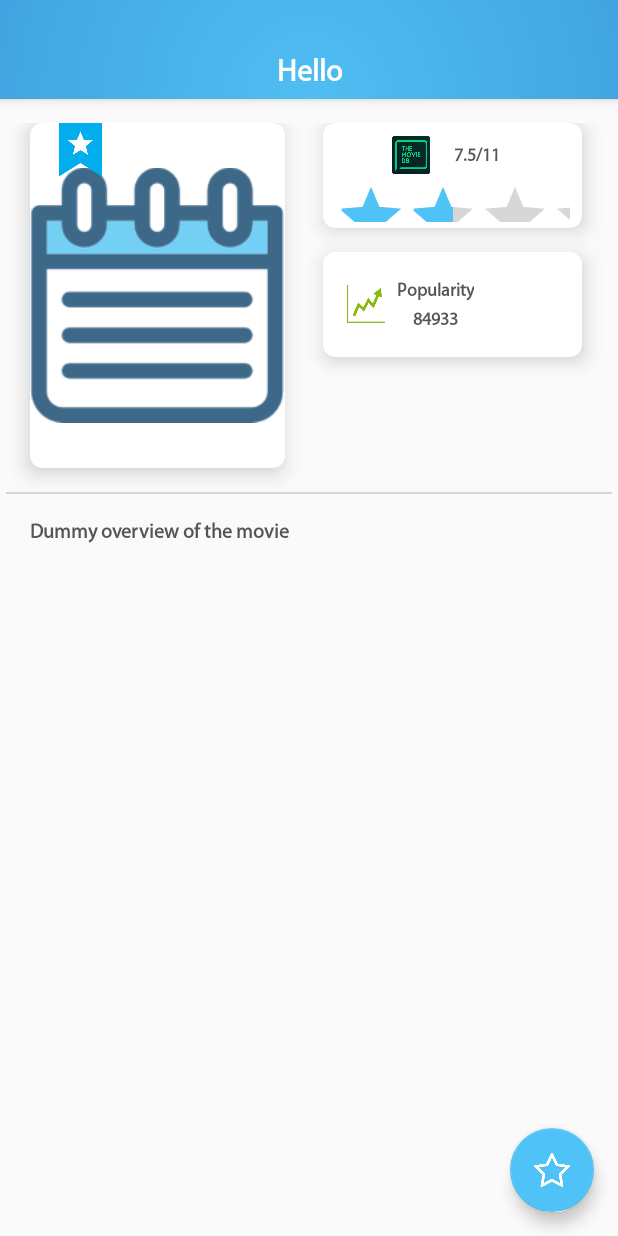
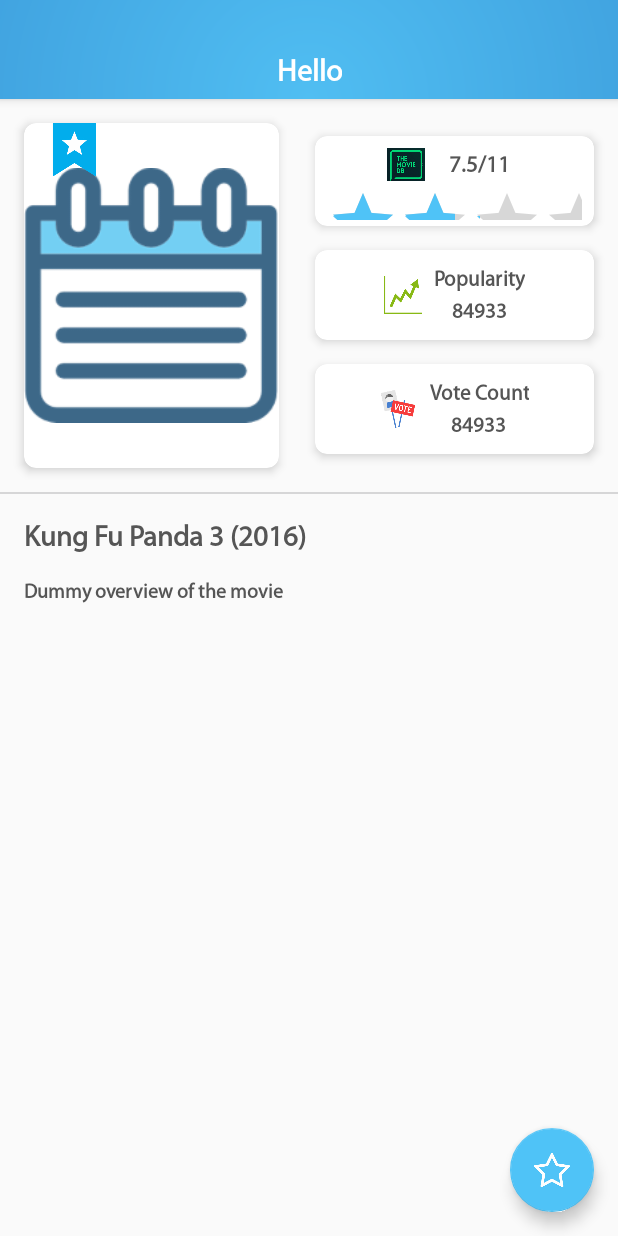
Before and after one commit to iamutkarshtiwari/Kaleidoscope-, an Android app: the layout activity_movie_detail.xml on its own in the app's theme, with its tools: preview values and no code run, on a phone screen of 412 x 824 dp. Run offline under Robolectric (Android 15) with nearby library versions, the phone set to English and light mode, and no system bars; plain views replace MaterialRatingBar.

Commit message:
Vote card added

```diff
--- a/app/src/main/java/com/github/iamutkarshtiwari/kaleidoscope/activity/MovieDetailActivity.java
+++ b/app/src/main/java/com/github/iamutkarshtiwari/kaleidoscope/activity/MovieDetailActivity.java
@@ -5,8 +5,6 @@ import android.graphics.drawable.Animatable;
 import android.graphics.drawable.Drawable;
 import android.os.Bundle;
 import android.support.design.widget.FloatingActionButton;
-import android.support.v4.content.ContextCompat;
-import android.support.v7.app.ActionBar;
 import android.support.v7.app.AppCompatActivity;
 import android.support.v7.widget.Toolbar;
 import android.view.MenuItem;
@@ -23,17 +21,28 @@ import java.text.DecimalFormat;
 
 import butterknife.BindView;
 import butterknife.ButterKnife;
+import me.zhanghai.android.materialratingbar.MaterialRatingBar;
 
 public class MovieDetailActivity extends AppCompatActivity {
 
-    @BindView(R.id.toolbar_title) MyTextView toolbarTitle;
-    @BindView(R.id.favourite_fab) FloatingActionButton fab;
-//    @BindView(R.id.movie_title) MyTextView movieTitle;
+    @BindView(R.id.toolbar_title)
+    MyTextView toolbarTitle;
+    @BindView(R.id.favourite_fab)
+    FloatingActionButton fab;
+    @BindView(R.id.rating_bar)
+    MaterialRatingBar ratingBar;
+    //    @BindView(R.id.movie_title) MyTextView movieTitle;
 //    @BindView(R.id.movie_release_date) MyTextView movieReleaseDate;
-    @BindView(R.id.movie_rating) MyTextView movieRating;
-    @BindView(R.id.movie_popularity) MyTextView moviePopularity;
-    @BindView(R.id.movie_plot) MyTextView moviePlot;
-    @BindView(R.id.movie_image) ImageView moviePoster;
+    @BindView(R.id.movie_rating)
+    MyTextView movieRating;
+    @BindView(R.id.movie_popularity)
+    MyTextView moviePopularity;
+    @BindView(R.id.movie_votes)
+    MyTextView movieVotes;
+    //    @BindView(R.id.movie_plot)
+    MyTextView moviePlot;
+    @BindView(R.id.movie_image)
+    ImageView moviePoster;
 
     @Override
     protected void onCreate(Bundle savedInstanceState) {
@@ -79,11 +88,13 @@ public class MovieDetailActivity extends AppCompatActivity {
         DecimalFormat formatter = new DecimalFormat("#.#");
         String rating = formatter.format(movie.getVoteAverage());
         movieRating.setText(res.getString(R.string.rating_format, rating));
+        ratingBar.setRating(Float.parseFloat(formatter.format(movie.getVoteAverage())));
         formatter = new DecimalFormat("#");
         moviePopularity.setText(formatter.format(movie.getPopularity()));
         String releaseDate = movie.getReleaseDate();
+        movieVotes.setText(String.valueOf(movie.getVoteCount()));
 //        movieReleaseDate.setText(String.format("%s", releaseDate.split("-")[0]));
-        moviePlot.setText(movie.getOverview());
+//        moviePlot.setText(movie.getOverview());
     }
 
     @Override
--- a/app/src/main/res/layout/activity_movie_detail.xml
+++ b/app/src/main/res/layout/activity_movie_detail.xml
@@ -44,8 +44,8 @@
                             android:id="@+id/toolbar_title"
                             android:layout_width="wrap_content"
                             android:layout_height="wrap_content"
+                            android:layout_gravity="center"
                             android:gravity="center_vertical"
-                            android:layout_gravity="center"
                             android:textColor="@color/colorWhite"
                             android:textSize="20sp"
                             android:textStyle="bold"
@@ -60,19 +60,19 @@
             <RelativeLayout
                 android:layout_width="match_parent"
                 android:layout_height="match_parent"
-                android:layout_marginLeft="4dp"
-                android:layout_marginRight="4dp"
-                android:layout_marginTop="16dp"
+                android:layout_marginBottom="8dp"
+                android:layout_marginLeft="8dp"
+                android:layout_marginTop="8dp"
+                android:clipToPadding="false"
+                android:padding="8dp"
                 app:layout_behavior="@string/appbar_scrolling_view_behavior">
 
                 <android.support.v7.widget.CardView
                     android:id="@+id/movie_poster"
                     android:layout_width="170dp"
                     android:layout_height="230dp"
-                    android:layout_marginLeft="16dp"
                     app:cardCornerRadius="8dp"
-                    android:elevation="8dp"
-                    app:cardElevation="8dp">
+                    app:cardElevation="4dp">
 
                     <RelativeLayout
                         android:layout_width="match_parent"
@@ -98,30 +98,38 @@
                 </android.support.v7.widget.CardView>
 
 
+                <LinearLayout
+                    android:layout_width="wrap_content"
+                    android:layout_height="wrap_content"
+                    android:layout_centerVertical="true"
+                    android:layout_marginLeft="16dp"
+                    android:layout_toRightOf="@id/movie_poster"
+                    android:clipToPadding="false"
+                    android:orientation="vertical"
+                    android:padding="8dp">
+
+
                     <!--Movie Rating card view-->
                     <android.support.v7.widget.CardView
                         android:id="@+id/movie_rating_card"
                         android:layout_width="match_parent"
-                    android:layout_height="70dp"
-                    android:layout_marginLeft="25dp"
-                    android:layout_marginRight="20dp"
-                    android:layout_toRightOf="@id/movie_poster"
+                        android:layout_height="60dp"
                         app:cardCornerRadius="8dp"
-                    android:elevation="8dp"
-                    app:cardElevation="8dp">
+                        app:cardElevation="4dp">
 
                         <LinearLayout
                             android:layout_width="match_parent"
                             android:layout_height="match_parent"
                             android:orientation="vertical">
+
                             <LinearLayout
                                 android:layout_width="wrap_content"
                                 android:layout_height="0dp"
+                                android:layout_gravity="center"
                                 android:layout_marginLeft="8dp"
                                 android:layout_marginRight="8dp"
                                 android:layout_marginTop="8dp"
                                 android:layout_weight="1"
-                        android:layout_gravity="center"
                                 android:orientation="horizontal">
 
 
@@ -139,13 +147,13 @@
                                     android:id="@+id/movie_rating"
                                     android:layout_width="wrap_content"
                                     android:layout_height="wrap_content"
+                                    android:layout_gravity="center_vertical"
                                     android:layout_marginLeft="16dp"
                                     android:layout_marginRight="8dp"
-                            android:layout_gravity="center_vertical"
+                                    android:text="7.5/11"
                                     android:textColor="@color/movieDetailColor"
-                            android:textSize="12sp"
-                            app:fontName="MyriadPro"
-                            android:text="7.5/11"/>
+                                    android:textSize="15sp"
+                                    app:fontName="MyriadPro" />
 
                             </LinearLayout>
 
@@ -153,23 +161,22 @@
                             <LinearLayout
                                 android:layout_width="wrap_content"
                                 android:layout_height="0dp"
+                                android:layout_gravity="center_horizontal"
+                                android:layout_marginBottom="4dp"
                                 android:layout_marginLeft="8dp"
                                 android:layout_marginRight="8dp"
                                 android:layout_marginTop="4dp"
-                        android:layout_marginBottom="4dp"
-                        android:layout_gravity="center_horizontal"
                                 android:layout_weight="1">
 
                                 <me.zhanghai.android.materialratingbar.MaterialRatingBar
+                                    android:id="@+id/rating_bar"
+                                    style="@style/Widget.MaterialRatingBar.RatingBar.Small"
                                     android:layout_width="match_parent"
                                     android:layout_height="match_parent"
+                                    android:max="5"
                                     android:rating="2.5"
-                            android:max="5"
-                            android:layout_below="@id/themoviedb_icon"
                                     app:mrb_progressTint="@color/colorDetailIcons"
-                            app:mrb_secondaryProgressTint="@color/colorDetailIcons"
-                            style="@style/Widget.MaterialRatingBar.RatingBar.Small" />
-
+                                    app:mrb_secondaryProgressTint="@color/colorDetailIcons" />
 
 
                             </LinearLayout>
@@ -181,28 +188,23 @@
                     <android.support.v7.widget.CardView
                         android:id="@+id/movie_popularity_card"
                         android:layout_width="match_parent"
-                    android:layout_height="70dp"
-                    android:layout_marginLeft="25dp"
-                    android:layout_marginRight="20dp"
+                        android:layout_height="60dp"
                         android:layout_marginTop="16dp"
-                    android:layout_toRightOf="@id/movie_poster"
-                    android:layout_below="@id/movie_rating_card"
                         app:cardCornerRadius="8dp"
-                    android:elevation="8dp"
-                    app:cardElevation="8dp">
+                        app:cardElevation="4dp">
+
                         <LinearLayout
                             android:layout_width="match_parent"
                             android:layout_height="match_parent"
                             android:layout_marginLeft="8dp"
                             android:layout_marginRight="8dp"
-                        android:layout_gravity="center_horizontal"
+                            android:gravity="center"
                             android:orientation="horizontal">
 
                             <ImageView
                                 android:id="@+id/popularity_icon"
                                 android:layout_width="25dp"
                                 android:layout_height="25dp"
-                            android:layout_marginLeft="8dp"
                                 android:layout_gravity="center_vertical"
                                 android:elevation="4dp"
                                 android:scaleType="fitXY"
@@ -211,8 +213,8 @@
                             <LinearLayout
                                 android:layout_width="wrap_content"
                                 android:layout_height="wrap_content"
+                                android:layout_gravity="center_vertical"
                                 android:layout_marginLeft="8dp"
-                            android:layout_gravity="center_vertical"
                                 android:orientation="vertical">
 
                                 <com.github.iamutkarshtiwari.kaleidoscope.utils.MyTextView
@@ -221,11 +223,10 @@
                                     android:layout_height="wrap_content"
                                     android:layout_gravity="center"
                                     android:gravity="center"
-                                android:layout_toRightOf="@id/popularity_icon"
+                                    android:text="@string/popularity"
                                     android:textColor="@color/movieDetailColor"
-                                android:textSize="12sp"
+                                    android:textSize="14sp"
                                     app:fontName="MyriadPro"
-                                android:text="@string/popularity"
                                     tools:text="Popularity" />
 
 
@@ -233,12 +234,11 @@
                                     android:id="@+id/movie_popularity"
                                     android:layout_width="wrap_content"
                                     android:layout_height="wrap_content"
+                                    android:layout_gravity="center"
                                     android:layout_marginTop="4dp"
-                                android:layout_gravity="center"
                                     android:gravity="center"
-                                android:layout_toRightOf="@id/popularity_icon"
                                     android:textColor="@color/movieDetailColor"
-                                android:textSize="12sp"
+                                    android:textSize="14sp"
                                     app:fontName="MyriadPro"
                                     tools:text="84933" />
 
@@ -246,15 +246,92 @@
                         </LinearLayout>
                     </android.support.v7.widget.CardView>
 
+                    <!--Movie Voting card view-->
+                    <android.support.v7.widget.CardView
+                        android:id="@+id/movie_voting_card"
+                        android:layout_width="match_parent"
+                        android:layout_height="60dp"
+                        android:layout_marginTop="16dp"
+                        app:cardCornerRadius="8dp"
+                        app:cardElevation="4dp">
+
+                        <LinearLayout
+                            android:layout_width="match_parent"
+                            android:layout_height="match_parent"
+                            android:layout_marginLeft="8dp"
+                            android:layout_marginRight="8dp"
+                            android:gravity="center"
+                            android:orientation="horizontal">
+
+                            <ImageView
+                                android:id="@+id/voting_icon"
+                                android:layout_width="25dp"
+                                android:layout_height="25dp"
+                                android:layout_gravity="center_vertical"
+                                android:elevation="4dp"
+                                android:scaleType="fitXY"
+                                android:src="@drawable/ic_vote" />
+
+                            <LinearLayout
+                                android:layout_width="wrap_content"
+                                android:layout_height="wrap_content"
+                                android:layout_gravity="center_vertical"
+                                android:layout_marginLeft="8dp"
+                                android:orientation="vertical">
+
+                                <com.github.iamutkarshtiwari.kaleidoscope.utils.MyTextView
+                                    android:id="@+id/voting_label"
+                                    android:layout_width="wrap_content"
+                                    android:layout_height="wrap_content"
+                                    android:layout_gravity="center"
+                                    android:layout_toRightOf="@id/popularity_icon"
+                                    android:gravity="center"
+                                    android:text="@string/vote_count"
+                                    android:textColor="@color/movieDetailColor"
+                                    android:textSize="14sp"
+                                    app:fontName="MyriadPro"
+                                    tools:text="Vote Count" />
 
 
+                                <com.github.iamutkarshtiwari.kaleidoscope.utils.MyTextView
+                                    android:id="@+id/movie_votes"
+                                    android:layout_width="wrap_content"
+                                    android:layout_height="wrap_content"
+                                    android:layout_gravity="center"
+                                    android:layout_marginTop="4dp"
+                                    android:layout_toRightOf="@id/popularity_icon"
+                                    android:gravity="center"
+                                    android:textColor="@color/movieDetailColor"
+                                    android:textSize="14sp"
+                                    app:fontName="MyriadPro"
+                                    tools:text="84933" />
+
+                            </LinearLayout>
+                        </LinearLayout>
+                    </android.support.v7.widget.CardView>
+
+                </LinearLayout>
+            </RelativeLayout>
+
+            <!--Movie divider line-->
             <View
                 android:id="@+id/poster_divider"
                 android:layout_width="match_parent"
                 android:layout_height="1dp"
-                    android:layout_below="@id/movie_poster"
+                android:background="@color/divider_color" />
+
+            <!--Movie title-->
+            <com.github.iamutkarshtiwari.kaleidoscope.utils.MyTextView
+                android:id="@+id/movie_title"
+                android:layout_width="match_parent"
+                android:layout_height="wrap_content"
+                android:layout_marginLeft="16dp"
+                android:layout_marginRight="16dp"
                 android:layout_marginTop="16dp"
-                    android:background="@color/divider_color" />
+                android:textColor="@color/movieDetailColor"
+                android:textSize="19sp"
+                app:fontName="MyriadPro"
+                tools:text="Kung Fu Panda 3 (2016)" />
 
             <android.support.v4.widget.NestedScrollView
                 android:layout_width="match_parent"
@@ -276,12 +353,12 @@
 
             </android.support.v4.widget.NestedScrollView>
 
-            </RelativeLayout>
 
         </LinearLayout>
 
+
+
     </android.support.v4.widget.NestedScrollView>
-
 
 
     <android.support.design.widget.FloatingActionButton
--- a/app/src/main/res/values/strings.xml
+++ b/app/src/main/res/values/strings.xml
@@ -11,6 +11,7 @@
     <string name="find_next_fav">Find your next favourite thing</string>
     <string name="movie">Movie</string>
     <string name="rating_format">%1$s/10</string>
+    <string name="vote_count">Vote Count</string>
 
     <string-array name="home_tab_names">
         <item>Discover Movies</item>
```
Also changed, not shown: app/src/main/res/drawable-hdpi/ic_vote.png (added), app/src/main/res/drawable-mdpi/ic_vote.png (added), app/src/main/res/drawable-xhdpi/ic_vote.png (added), app/src/main/res/drawable-xxhdpi/ic_vote.png (added), app/src/main/res/drawable-xxxhdpi/ic_vote.png (added). Lines whose indentation alone changed are shown as unchanged.
